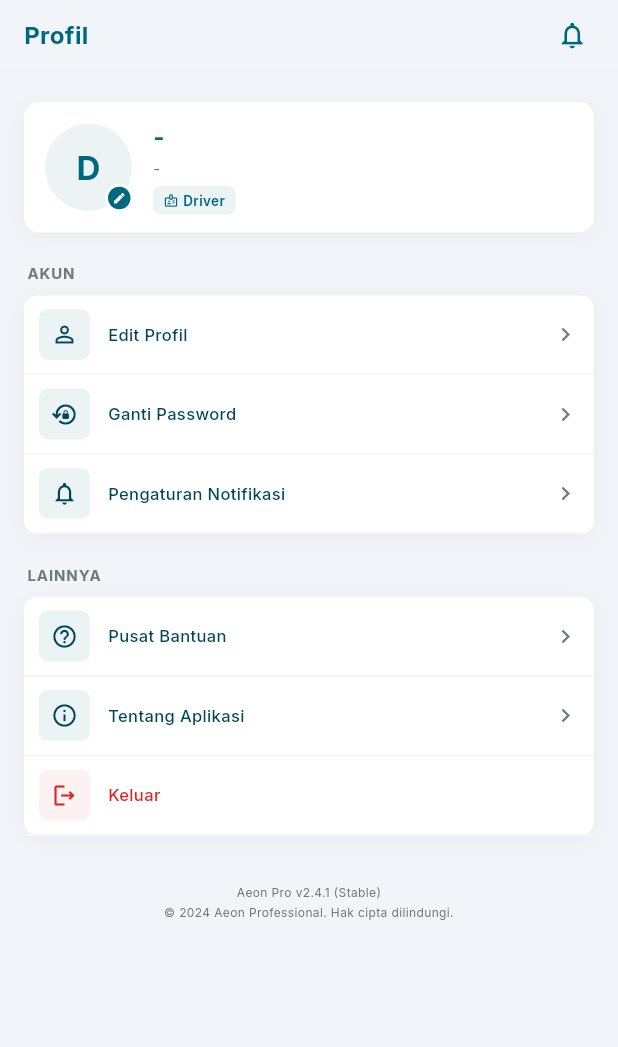
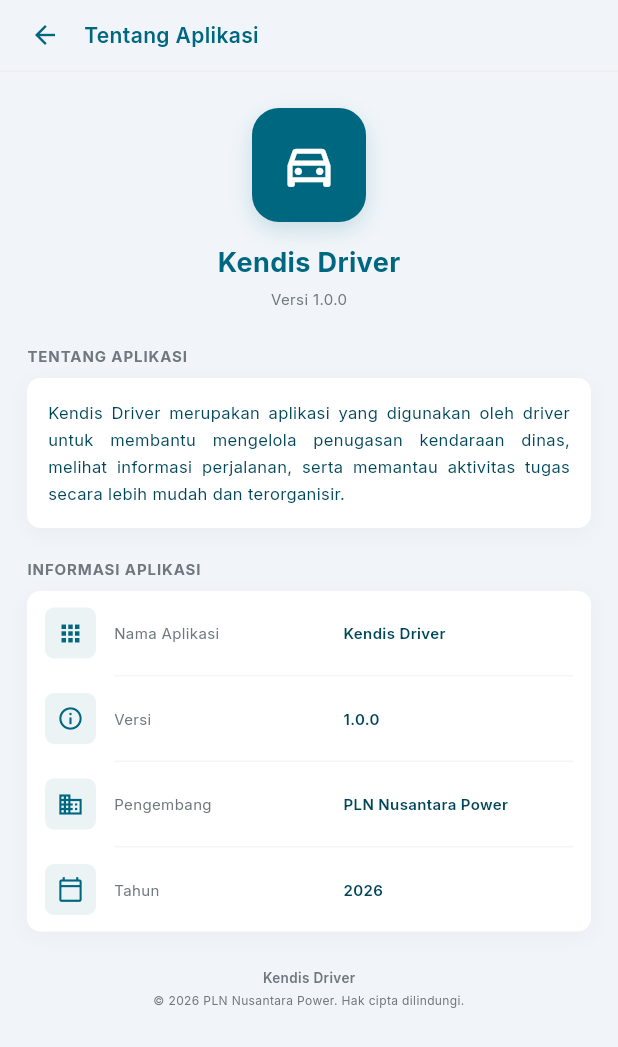
Before and after one commit to aqilaazza/kendis-plnnp, a Flutter app: the ProfilScreen screen opened directly, after a tap on "Tentang Aplikasi", on a phone screen of 412 x 824 dp. Shown: the top 1047 px of the screen. Run offline on Flutter 3.47's test engine with Material 3 defaults, Android fonts, the phone set to English and light mode, and no system bars; our stand-ins replace google_fonts, image_picker, shared_preferences; accounts and stored records are empty.

Commit message:
feat(profil): buat halaman Tentang Aplikasi

```diff
--- a/kendis_app/lib/screens/profil/profil_screen.dart
+++ b/kendis_app/lib/screens/profil/profil_screen.dart
@@ -9,6 +9,7 @@
 import 'ganti_password_screen.dart';
 import 'pengaturan_notifikasi_screen.dart';
 import 'pusat_bantuan_screen.dart';
+import 'tentang_aplikasi_screen.dart';
 
 class ProfilScreen extends StatelessWidget {
   const ProfilScreen({super.key});
@@ -257,7 +258,12 @@
                         icon: Icons.info_outline,
                         label: 'Tentang Aplikasi',
                         onTap: () {
-                          // Nanti diarahkan ke AboutAppScreen
+                          Navigator.push(
+                            context,
+                            MaterialPageRoute(
+                              builder: (_) => const TentangAplikasiScreen(),
+                            ),
+                          );
                         },
                       ),
                       _MenuTile(
--- /dev/null
+++ b/kendis_app/lib/screens/profil/tentang_aplikasi_screen.dart
@@ -0,0 +1,400 @@
+import 'package:flutter/material.dart';
+
+import '../../core/app_theme.dart';
+
+class TentangAplikasiScreen extends StatelessWidget {
+  const TentangAplikasiScreen({super.key});
+
+  @override
+  Widget build(BuildContext context) {
+    return Scaffold(
+      backgroundColor: AppColors.background,
+
+      body: SafeArea(
+        child: Column(
+          children: [
+            // =============================================================
+            // HEADER
+            // =============================================================
+
+            _buildHeader(context),
+
+            // =============================================================
+            // CONTENT
+            // =============================================================
+
+            Expanded(
+              child: SingleChildScrollView(
+                padding: const EdgeInsets.fromLTRB(
+                  18,
+                  24,
+                  18,
+                  32,
+                ),
+                child: Column(
+                  children: [
+                    // =======================================================
+                    // APP IDENTITY
+                    // =======================================================
+
+                    _buildAppIdentity(),
+
+                    const SizedBox(height: 24),
+
+                    // =======================================================
+                    // TENTANG APLIKASI
+                    // =======================================================
+
+                    _sectionLabel('TENTANG APLIKASI'),
+
+                    const SizedBox(height: 8),
+
+                    _buildDescriptionCard(),
+
+                    const SizedBox(height: 20),
+
+                    // =======================================================
+                    // INFORMASI APLIKASI
+                    // =======================================================
+
+                    _sectionLabel('INFORMASI APLIKASI'),
+
+                    const SizedBox(height: 8),
+
+                    _buildInfoCard(),
+
+                    const SizedBox(height: 24),
+
+                    // =======================================================
+                    // COPYRIGHT
+                    // =======================================================
+
+                    _buildCopyright(),
+                  ],
+                ),
+              ),
+            ),
+          ],
+        ),
+      ),
+    );
+  }
+
+  // =========================================================================
+  // HEADER
+  // =========================================================================
+
+  Widget _buildHeader(BuildContext context) {
+    return Container(
+      height: 48,
+      padding: const EdgeInsets.symmetric(
+        horizontal: 16,
+      ),
+      decoration: BoxDecoration(
+        color: AppColors.background,
+        border: Border(
+          bottom: BorderSide(
+            color: Colors.grey.shade200,
+            width: 1,
+          ),
+        ),
+      ),
+      child: Row(
+        children: [
+          InkWell(
+            onTap: () {
+              Navigator.pop(context);
+            },
+            borderRadius: BorderRadius.circular(20),
+            child: const Padding(
+              padding: EdgeInsets.all(4),
+              child: Icon(
+                Icons.arrow_back,
+                size: 20,
+                color: AppColors.primary,
+              ),
+            ),
+          ),
+
+          const SizedBox(width: 12),
+
+          const Text(
+            'Tentang Aplikasi',
+            style: TextStyle(
+              fontSize: 14,
+              fontWeight: FontWeight.w600,
+              color: AppColors.primary,
+            ),
+          ),
+        ],
+      ),
+    );
+  }
+
+  // =========================================================================
+  // APP IDENTITY
+  // =========================================================================
+
+  Widget _buildAppIdentity() {
+    return Column(
+      children: [
+        // Logo aplikasi
+        Container(
+          width: 76,
+          height: 76,
+          decoration: BoxDecoration(
+            color: AppColors.primary,
+            borderRadius: BorderRadius.circular(18),
+            boxShadow: [
+              BoxShadow(
+                color: AppColors.primary.withOpacity(0.18),
+                blurRadius: 12,
+                offset: const Offset(0, 5),
+              ),
+            ],
+          ),
+          child: const Icon(
+            Icons.directions_car_filled_outlined,
+            size: 38,
+            color: Colors.white,
+          ),
+        ),
+
+        const SizedBox(height: 14),
+
+        // Nama aplikasi
+        const Text(
+          'Kendis Driver',
+          style: TextStyle(
+            fontSize: 18,
+            fontWeight: FontWeight.w700,
+            color: AppColors.primary,
+          ),
+        ),
+
+        const SizedBox(height: 4),
+
+        // Versi
+        Text(
+          'Versi 1.0.0',
+          style: TextStyle(
+            fontSize: 10,
+            color: AppColors.textMuted,
+          ),
+        ),
+      ],
+    );
+  }
+
+  // =========================================================================
+  // SECTION LABEL
+  // =========================================================================
+
+  Widget _sectionLabel(String text) {
+    return Align(
+      alignment: Alignment.centerLeft,
+      child: Text(
+        text,
+        style: TextStyle(
+          fontSize: 10,
+          fontWeight: FontWeight.w700,
+          color: AppColors.textMuted,
+          letterSpacing: 0.6,
+        ),
+      ),
+    );
+  }
+
+  // =========================================================================
+  // DESCRIPTION CARD
+  // =========================================================================
+
+  Widget _buildDescriptionCard() {
+    return Container(
+      width: double.infinity,
+      padding: const EdgeInsets.all(14),
+      decoration: BoxDecoration(
+        color: Colors.white,
+        borderRadius: BorderRadius.circular(9),
+        boxShadow: [
+          BoxShadow(
+            color: Colors.black.withOpacity(0.035),
+            blurRadius: 10,
+            offset: const Offset(0, 3),
+          ),
+        ],
+      ),
+      child: Text(
+        'Kendis Driver merupakan aplikasi yang digunakan oleh driver '
+        'untuk membantu mengelola penugasan kendaraan dinas, melihat '
+        'informasi perjalanan, serta memantau aktivitas tugas secara '
+        'lebih mudah dan terorganisir.',
+        style: TextStyle(
+          fontSize: 11,
+          height: 1.6,
+          color: AppColors.textPrimary,
+        ),
+        textAlign: TextAlign.justify,
+      ),
+    );
+  }
+
+  // =========================================================================
+  // INFORMATION CARD
+  // =========================================================================
+
+  Widget _buildInfoCard() {
+    return Container(
+      width: double.infinity,
+      decoration: BoxDecoration(
+        color: Colors.white,
+        borderRadius: BorderRadius.circular(9),
+        boxShadow: [
+          BoxShadow(
+            color: Colors.black.withOpacity(0.035),
+            blurRadius: 10,
+            offset: const Offset(0, 3),
+          ),
+        ],
+      ),
+      child: Column(
+        children: [
+          _buildInfoTile(
+            icon: Icons.apps_outlined,
+            label: 'Nama Aplikasi',
+            value: 'Kendis Driver',
+          ),
+
+          _buildDivider(),
+
+          _buildInfoTile(
+            icon: Icons.info_outline,
+            label: 'Versi',
+            value: '1.0.0',
+          ),
+
+          _buildDivider(),
+
+          _buildInfoTile(
+            icon: Icons.business_outlined,
+            label: 'Pengembang',
+            value: 'PLN Nusantara Power',
+          ),
+
+          _buildDivider(),
+
+          _buildInfoTile(
+            icon: Icons.calendar_today_outlined,
+            label: 'Tahun',
+            value: '2026',
+          ),
+        ],
+      ),
+    );
+  }
+
+  // =========================================================================
+  // INFO TILE
+  // =========================================================================
+
+  Widget _buildInfoTile({
+    required IconData icon,
+    required String label,
+    required String value,
+  }) {
+    return Padding(
+      padding: const EdgeInsets.symmetric(
+        horizontal: 12,
+        vertical: 11,
+      ),
+      child: Row(
+        children: [
+          // Icon
+          Container(
+            width: 34,
+            height: 34,
+            decoration: BoxDecoration(
+              color: AppColors.primary.withOpacity(0.08),
+              borderRadius: BorderRadius.circular(6),
+            ),
+            child: Icon(
+              icon,
+              size: 18,
+              color: AppColors.primary,
+            ),
+          ),
+
+          const SizedBox(width: 12),
+
+          // Label
+          Expanded(
+            child: Text(
+              label,
+              style: TextStyle(
+                fontSize: 10,
+                color: AppColors.textMuted,
+              ),
+            ),
+          ),
+
+          // Value
+          Flexible(
+            child: Text(
+              value,
+              textAlign: TextAlign.right,
+              style: const TextStyle(
+                fontSize: 10,
+                fontWeight: FontWeight.w600,
+                color: AppColors.textPrimary,
+              ),
+            ),
+          ),
+        ],
+      ),
+    );
+  }
+
+  // =========================================================================
+  // DIVIDER
+  // =========================================================================
+
+  Widget _buildDivider() {
+    return Divider(
+      height: 1,
+      thickness: 1,
+      color: Colors.grey.shade100,
+      indent: 58,
+      endIndent: 12,
+    );
+  }
+
+  // =========================================================================
+  // COPYRIGHT
+  // =========================================================================
+
+  Widget _buildCopyright() {
+    return Column(
+      children: [
+        Text(
+          'Kendis Driver',
+          style: TextStyle(
+            fontSize: 9,
+            fontWeight: FontWeight.w600,
+            color: AppColors.textMuted,
+          ),
+        ),
+
+        const SizedBox(height: 3),
+
+        Text(
+          '© 2026 PLN Nusantara Power. Hak cipta dilindungi.',
+          textAlign: TextAlign.center,
+          style: TextStyle(
+            fontSize: 8,
+            color: AppColors.textMuted,
+          ),
+        ),
+      ],
+    );
+  }
+}
```
